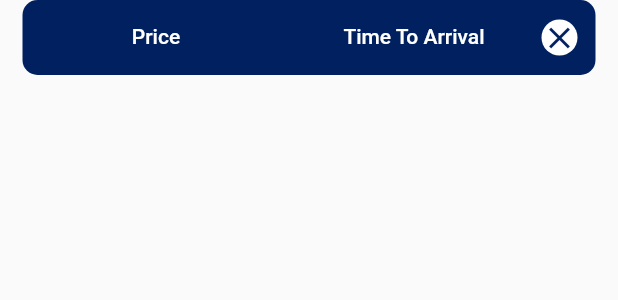
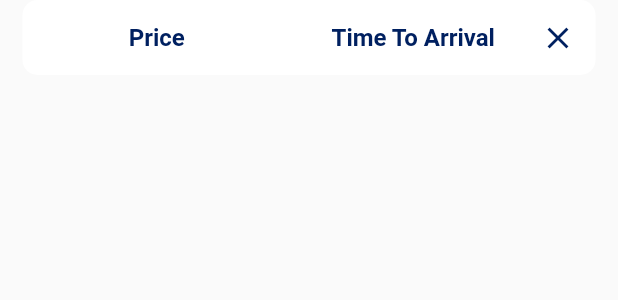
Before and after one commit to mchara01/FuelOpt, a Flutter app: the FilterMenu widget shown alone on an empty page, opened directly, after a tap on "Sort by", on a phone screen of 412 x 824 dp. Shown: the top 300 px of the screen. Run offline on Flutter 3.47's test engine with Material 2 defaults, Android fonts, the phone set to English and light mode, and no system bars; our stand-ins replace firebase_auth, flutter_keyboard_visibility, fluttertoast, google_maps_flutter, location; missing offline and left inert: gzx_dropdown_menu, snapping_sheet; accounts and stored records are empty; network calls fail; statements that could not run were skipped.

Commit message:
add new filters UI

```diff
--- a/lib/screens/login_screen.dart
+++ b/lib/screens/login_screen.dart
@@ -4,7 +4,7 @@ import 'package:flutter/material.dart';
 import 'package:fluttertoast/fluttertoast.dart';
 import 'package:fuel_opt/screens/home_screen.dart';
 import 'package:fuel_opt/screens/registration_screen.dart';
-import '../utils/appColors.dart' as appColors;
+import '../utils/app_colors.dart' as appColors;
 import 'package:fuel_opt/api/api.dart';
 
 class LoginScreen extends StatefulWidget {
--- a/lib/screens/registration_screen.dart
+++ b/lib/screens/registration_screen.dart
@@ -3,7 +3,7 @@ import 'package:flutter/material.dart';
 import 'package:fluttertoast/fluttertoast.dart';
 import 'package:fuel_opt/model/user_model.dart';
 import 'package:fuel_opt/screens/login_screen.dart';
-import '../utils/appColors.dart' as appColors;
+import '../utils/app_colors.dart' as appColors;
 import 'package:fuel_opt/api/api.dart';
 
 class RegistrationScreen extends StatefulWidget {
--- a/lib/widgets/filter/filter_menu.dart
+++ b/lib/widgets/filter/filter_menu.dart
@@ -21,7 +21,7 @@ class _FilterMenuState extends State<FilterMenu>
   late double screenWidth;
   late double buttonWidth;
 
-  static const _animationDuration = Duration(milliseconds: 600);
+  static const _animationDuration = Duration(milliseconds: 450);
 
   bool openSortBy = false;
   bool openFuelType = false;
@@ -87,19 +87,20 @@ class _FilterMenuState extends State<FilterMenu>
           child: AnimatedContainer(
             curve: Curves.easeInOut,
             decoration: BoxDecoration(
-                color: Theme.of(context).primaryColor,
+                color: Colors.white,
+                border: Border.all(color: isAnythingOpen() ? Colors.transparent : Theme.of(context).primaryColor),
                 borderRadius: BorderRadius.circular(10)),
             width: getWidth(FilterType.SORT_BY),
             height: 50,
             duration: _animationDuration,
             child: openSortBy
                 ? SortByOptions(onTapClose: closeAllFilters)
-                : const Center(
+                : Center(
                     child: Text(
                     'Sort by',
                     textAlign: TextAlign.center,
                     overflow: TextOverflow.ellipsis,
-                    style: TextStyle(color: Colors.white, fontSize: 15),
+                    style: TextStyle(color: Theme.of(context).primaryColor, fontSize: 16, fontWeight: FontWeight.bold),
                   )),
           ),
         ),
@@ -112,18 +113,19 @@ class _FilterMenuState extends State<FilterMenu>
           child: AnimatedContainer(
             curve: Curves.easeInOut,
             decoration: BoxDecoration(
-                color: Theme.of(context).primaryColor,
+                color: Colors.white,
+                border: Border.all(color: isAnythingOpen() ? Colors.transparent : Theme.of(context).primaryColor),
                 borderRadius: BorderRadius.circular(10)),
             width: getWidth(FilterType.FUEL_TYPE),
             height: 50,
             duration: _animationDuration,
             child: openFuelType
                 ? FuelTypeOptions(onTapClose: closeAllFilters)
-                : const Center(
+                : Center(
                     child: Text(
                     'Fuel type',
                     textAlign: TextAlign.center,
-                    style: TextStyle(color: Colors.white, fontSize: 15),
+                    style: TextStyle(color: Theme.of(context).primaryColor, fontSize: 16, fontWeight: FontWeight.bold),
                     overflow: TextOverflow.ellipsis,
                   )),
           ),
@@ -137,18 +139,19 @@ class _FilterMenuState extends State<FilterMenu>
             child: AnimatedContainer(
               curve: Curves.easeInOut,
               decoration: BoxDecoration(
-                  color: Theme.of(context).primaryColor,
+                  color: Colors.white,
+                  border: Border.all(color: isAnythingOpen() ? Colors.transparent : Theme.of(context).primaryColor),
                   borderRadius: BorderRadius.circular(10)),
               width: getWidth(FilterType.DISTANCE),
               height: 50,
               duration: _animationDuration,
               child: openDistance
                   ? DistanceOptions(onTapClose: closeAllFilters)
-                  : const Center(
+                  : Center(
                       child: Text(
                       'Distance',
                       textAlign: TextAlign.center,
-                      style: TextStyle(color: Colors.white, fontSize: 15),
+                      style: TextStyle(color: Theme.of(context).primaryColor, fontSize: 16, fontWeight: FontWeight.bold),
                       overflow: TextOverflow.ellipsis,
                     )),
             )),
--- a/lib/widgets/filter/sort_by_options.dart
+++ b/lib/widgets/filter/sort_by_options.dart
@@ -2,7 +2,7 @@ import 'package:flutter/material.dart';
 import 'package:fuel_opt/model/filter_enums.dart';
 import 'package:fuel_opt/model/search_options.dart';
 import 'package:provider/provider.dart';
-import '../../utils/appColors.dart';
+import '../../utils/app_colors.dart';
 
 class SortByOptions extends StatelessWidget {
   final void Function() onTapClose;
@@ -11,11 +11,15 @@ class SortByOptions extends StatelessWidget {
 
   @override
   Widget build(BuildContext context) {
-    final Color selectedTextColor = Theme.of(context).buttonTheme.selectedTextColor(context);
-    final Color selectedButtonColor = Theme.of(context).buttonTheme.selectedButtonColor;
+    final Color selectedTextColor =
+        Theme.of(context).buttonTheme.selectedTextColor;
+    final Color selectedButtonColor =
+        Theme.of(context).buttonTheme.selectedButtonColor(context);
 
-    final Color unselectedTextColor = Theme.of(context).buttonTheme.unselectedTextColor;
-    final Color unselectedButtonColor = Theme.of(context).buttonTheme.unselectedButtonColor(context);
+    final Color unselectedTextColor =
+        Theme.of(context).buttonTheme.unselectedTextColor(context);
+    final Color unselectedButtonColor =
+        Theme.of(context).buttonTheme.unselectedButtonColor;
 
     return Stack(children: [
       Padding(
@@ -25,7 +29,8 @@ class SortByOptions extends StatelessWidget {
           children: [
             Expanded(child: Consumer<SortByPreferenceModel>(
               builder: (context, sortByPreferenceModel, childWidget) {
-                bool isSortByPrice = sortByPreferenceModel.sortByPreference == SortByPreference.PRICE;
+                bool isSortByPrice = sortByPreferenceModel.sortByPreference ==
+                    SortByPreference.PRICE;
                 return TextButton(
                     onPressed: () {
                       if (isSortByPrice) {
@@ -38,32 +43,60 @@ class SortByOptions extends StatelessWidget {
                     },
                     style: ButtonStyle(
                         backgroundColor: MaterialStateProperty.all<Color>(
-                            isSortByPrice ? Colors.white : Theme.of(context).primaryColor),
-                    ),
-                    child: Text('Price', style: TextStyle(color: isSortByPrice ? Theme.of(context).primaryColor : Colors.white),
-                    overflow: TextOverflow.ellipsis,));
+                            isSortByPrice
+                                ? selectedButtonColor
+                                : unselectedButtonColor),
+                        shape: MaterialStateProperty.all<OutlinedBorder>(
+                            RoundedRectangleBorder(
+                                borderRadius: BorderRadius.circular(10)))),
+                    child: Text(
+                      'Price',
+                      style: TextStyle(
+                          color: isSortByPrice
+                              ? selectedTextColor
+                              : unselectedTextColor,
+                          fontSize: 16,
+                          fontWeight: FontWeight.bold),
+                      overflow: TextOverflow.ellipsis,
+                    ));
               },
             )),
             const SizedBox(
               width: 10,
             ),
-            Expanded(
-                child: Consumer<SortByPreferenceModel>(
+            Expanded(child: Consumer<SortByPreferenceModel>(
               builder: (context, sortByPreferenceModel, childWidget) {
-                    bool isSortByTimeToArrival = sortByPreferenceModel.sortByPreference == SortByPreference.TIME_TO_ARRIVAL;
+                bool isSortByTimeToArrival =
+                    sortByPreferenceModel.sortByPreference ==
+                        SortByPreference.TIME_TO_ARRIVAL;
                 return TextButton(
                     onPressed: () {
-                          if(isSortByTimeToArrival) {
-                            sortByPreferenceModel.setSortByPreference(SortByPreference.NONE);
-                          }
-                          else{
-                            sortByPreferenceModel.setSortByPreference(SortByPreference.TIME_TO_ARRIVAL);
+                      if (isSortByTimeToArrival) {
+                        sortByPreferenceModel
+                            .setSortByPreference(SortByPreference.NONE);
+                      } else {
+                        sortByPreferenceModel.setSortByPreference(
+                            SortByPreference.TIME_TO_ARRIVAL);
                       }
                     },
                     style: ButtonStyle(
-                          backgroundColor: MaterialStateProperty.all<Color>(isSortByTimeToArrival ? selectedButtonColor : unselectedButtonColor)
-                        ),
-                        child: Text('Time To Arrival', style: TextStyle(color: isSortByTimeToArrival ? selectedTextColor : unselectedTextColor), overflow: TextOverflow.ellipsis,));
+                        backgroundColor: MaterialStateProperty.all<Color>(
+                            isSortByTimeToArrival
+                                ? selectedButtonColor
+                                : unselectedButtonColor),
+                        shape: MaterialStateProperty.all<OutlinedBorder>(
+                            RoundedRectangleBorder(
+                                borderRadius: BorderRadius.circular(10)))),
+                    child: Text(
+                      'Time To Arrival',
+                      style: TextStyle(
+                          color: isSortByTimeToArrival
+                              ? selectedTextColor
+                              : unselectedTextColor,
+                          fontSize: 16,
+                          fontWeight: FontWeight.bold),
+                      overflow: TextOverflow.ellipsis,
+                    ));
               },
             )),
           ],
--- a/lib/widgets/search_bar.dart
+++ b/lib/widgets/search_bar.dart
@@ -3,7 +3,7 @@ import 'package:fuel_opt/model/search_options.dart';
 import 'package:fuel_opt/model/search_result.dart';
 import 'package:fuel_opt/widgets/search_result_list.dart';
 import 'package:provider/provider.dart';
-import '../utils/appColors.dart' as appColors;
+import '../utils/app_colors.dart' as appColors;
 import 'package:fuel_opt/api/api.dart';
 import 'package:fuel_opt/model/stations_model.dart';
 
--- a/lib/widgets/search_result_list.dart
+++ b/lib/widgets/search_result_list.dart
@@ -4,7 +4,7 @@ import 'package:fuel_opt/model/search_result.dart';
 import 'package:fuel_opt/model/stations_model.dart';
 import 'package:fuel_opt/widgets/station_info.dart';
 import 'package:provider/provider.dart';
-import '../utils/appColors.dart' as appColors;
+import '../utils/app_colors.dart' as appColors;
 
 class SearchResultList extends StatefulWidget {
   // final List<StationResult?> stations;
--- a/lib/widgets/station_info.dart
+++ b/lib/widgets/station_info.dart
@@ -2,7 +2,7 @@ import 'package:flutter/material.dart';
 import 'package:fuel_opt/model/search_options.dart';
 import 'package:fuel_opt/model/search_result.dart';
 import 'package:provider/provider.dart';
-import '../utils/appColors.dart' as appColors;
+import '../utils/app_colors.dart' as appColors;
 
 class SearchInfo extends StatefulWidget {
   final StationResult? station;
```
Also changed, not shown: lib/utils/appColors.dart (deleted, +0 -12 lines), lib/utils/app_colors.dart (added, +12 -0 lines), lib/widgets/filter/fuel_type_options.dart (+37 -19 lines). Lines whose indentation alone changed are shown as unchanged.
